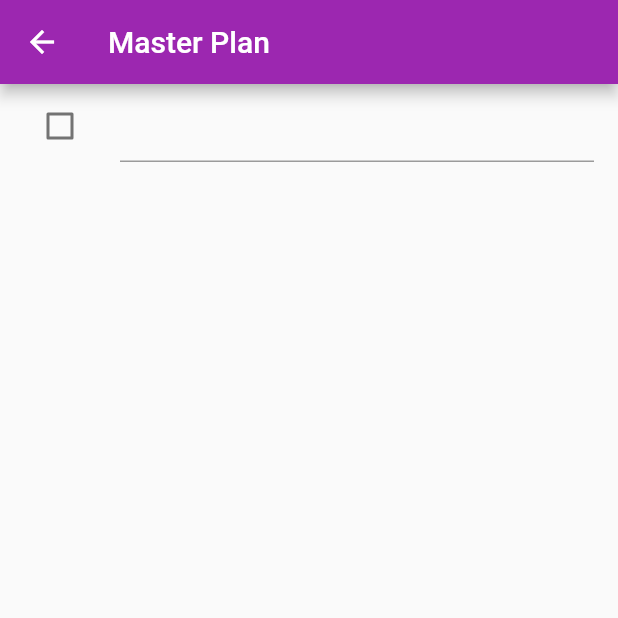
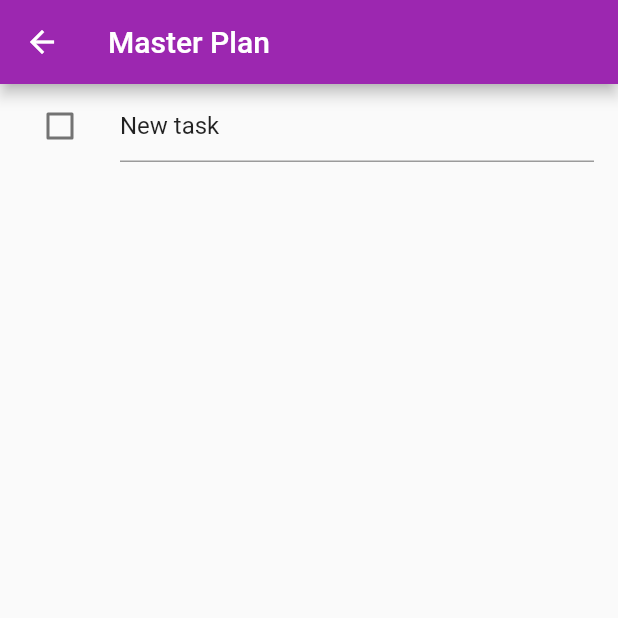
Before and after one commit to berryxchange/FlutterPortfolio, a Flutter app: the PlanScreen screen opened directly with empty values, after a tap on the "add" icon, on a phone screen of 412 x 824 dp, the top half of it. Run offline on Flutter 3.47's test engine with Material 2 defaults, Android fonts, the phone set to English and light mode, and no system bars.

Commit message:
Updated the project with PlanController

```diff
--- /dev/null
+++ b/lib/StateManagement/Controllers/plan_controller.dart
@@ -0,0 +1,70 @@
+import 'package:flutter_portfolio_project/StateManagement/Model-View/Model/plan.dart';
+import 'package:flutter_portfolio_project/StateManagement/Model-View/Model/task.dart';
+
+class PlanController {
+  final List<Plan> _plans = [];
+
+  //This public getter cannnot be modified by any other object
+  List<Plan> get plans {
+    return List.unmodifiable(_plans);
+  }
+
+  void addNewPlan({required String name}) {
+    if (name.isEmpty) {
+      return;
+    }
+
+    name = _checkForDuplicates(
+        items: _plans.map((plan) {
+          return plan.name;
+        }),
+        text: name);
+
+    final plan = Plan();
+    plan.name = name;
+    _plans.add(plan);
+  }
+
+  void deletePlan({required Plan plan}) {
+    _plans.remove(plan);
+  }
+
+
+
+  createNewTask({required Plan plan, required String description}) {
+    //check if description is empty
+    if (description == "" || description.isEmpty) {
+      description = "New task";
+    }
+
+    //get task list descriptions
+    Iterable<String> taskListDescripions = plan.tasks.map((task) {
+      return task.description;
+    });
+
+    //check for duplicate descriptions in the task list
+    description =
+        _checkForDuplicates(items: taskListDescripions, text: description);
+
+    final task = Task();
+    task.description = description;
+    plan.tasks.add(task);
+  }
+
+  void deleteTask({required Plan plan, required Task task}) {
+    plan.tasks.remove(task);
+  }
+
+  String _checkForDuplicates(
+      {required Iterable<String> items, required String text}) {
+    final duplicatedCount = items.where((item) {
+      return item.contains(text);
+    }).length;
+
+    if (duplicatedCount > 0) {
+      text += " ${duplicatedCount + 1}";
+    }
+
+    return text;
+  }
+}
--- a/lib/StateManagement/InheritedWidget/plan_provider.dart
+++ b/lib/StateManagement/InheritedWidget/plan_provider.dart
@@ -1,8 +1,10 @@
 import 'package:flutter/material.dart';
+import 'package:flutter_portfolio_project/StateManagement/Controllers/plan_controller.dart';
 import 'package:flutter_portfolio_project/StateManagement/Model-View/Model/plan.dart';
 
 class PlanProvider extends InheritedWidget {
   //final _plan = Plan();
+  final _controller = PlanController();
   final List<Plan> _plans = [];
 
   PlanProvider({required Key? key, required Widget child})
@@ -13,8 +15,15 @@ class PlanProvider extends InheritedWidget {
     return false;
   }
 
-  static List<Plan> of(BuildContext context) {
+  //returns the place of the PlanProvider controller
+  static PlanController of(BuildContext context) {
+    PlanProvider? provider =
+        context.dependOnInheritedWidgetOfExactType<PlanProvider>();
+    return provider!._controller;
+  }
+
+  /*static List<Plan> of(BuildContext context) {
     final provider = context.dependOnInheritedWidgetOfExactType<PlanProvider>();
     return provider!._plans;
-  }
+  }*/
 }
--- a/lib/StateManagement/Model-View/View/plan_screen.dart
+++ b/lib/StateManagement/Model-View/View/plan_screen.dart
@@ -57,9 +57,9 @@ class _PlanScreenState extends State<PlanScreen> {
   Widget _buildAddTaskButton({required Plan plan}) {
     return FloatingActionButton(
       onPressed: () {
-        setState(() {
-          plan.tasks.add(Task());
-        });
+        final controller = PlanProvider.of(context);
+        controller.createNewTask(plan: plan, description: "");
+        setState(() {});
       },
       child: Icon(Icons.add),
     );
@@ -75,7 +75,16 @@ class _PlanScreenState extends State<PlanScreen> {
   }
 
   Widget _buildTaskTile({required Task task}) {
-    return ListTile(
+    return Dismissible(
+        key: ValueKey(task),
+        background: Container(color: Colors.red),
+        direction: DismissDirection.endToStart,
+        onDismissed: (_) {
+          final controller = PlanProvider.of(context);
+          controller.deleteTask(plan: plan, task: task);
+          setState(() {});
+        },
+        child: ListTile(
           leading: Checkbox(
               value: task.complete,
               onChanged: (selected) {
@@ -96,6 +105,6 @@ class _PlanScreenState extends State<PlanScreen> {
               });
             },
           ),
-    );
+        ));
   }
 }
```
Also changed, not shown: lib/StateManagement/Multi-Screen/Views/plan_creator_screen.dart (+17 -9 lines), lib/main.dart (+7 -7 lines), 245 other files. Lines whose indentation alone changed are shown as unchanged.
